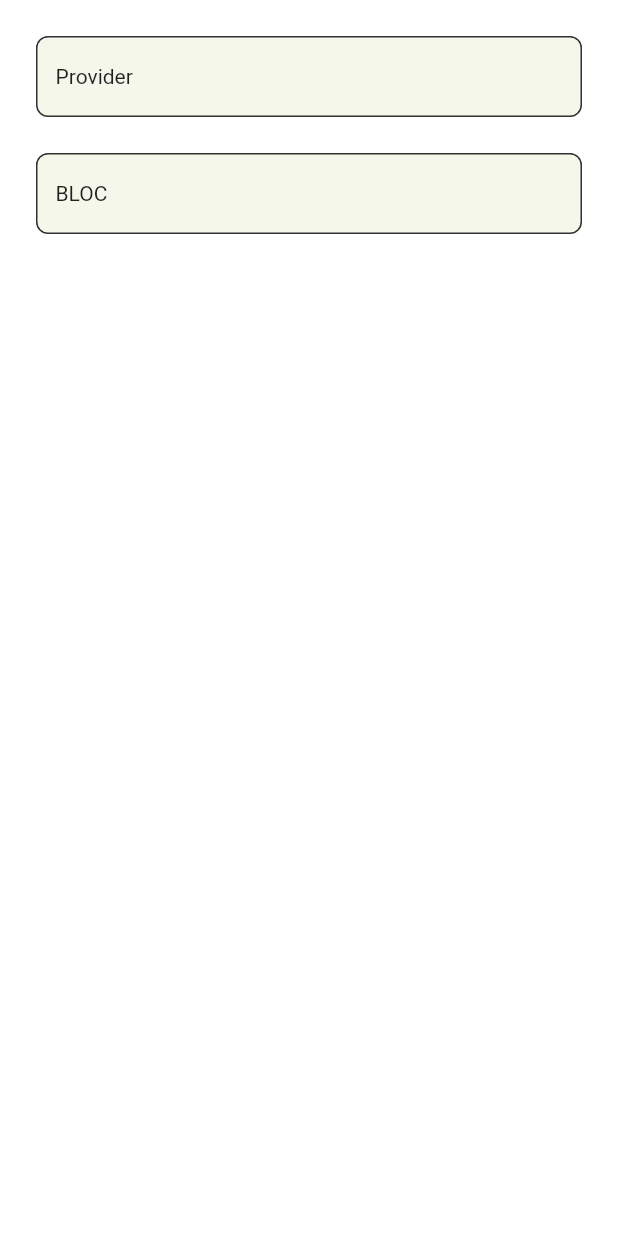
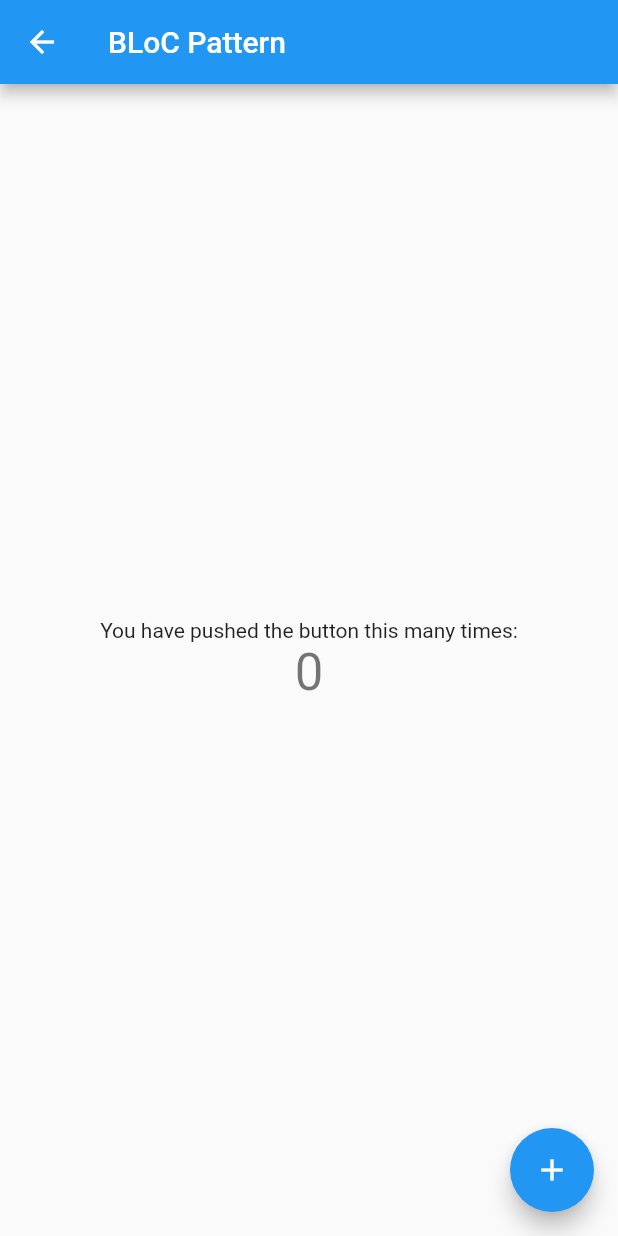
Before and after one commit to IkhwanSI13/explore_pattern, a Flutter app: the screen it shows after launch, after a tap on "BLOC", on a phone screen of 412 x 824 dp. Run offline on Flutter 3.47's test engine with Material 2 defaults, Android fonts, the phone set to English and light mode, and no system bars.

Commit message:
+ BLOC without provider

```diff
--- /dev/null
+++ b/lib/bloc/BlocActivity.dart
@@ -0,0 +1,41 @@
+import 'package:explore_pattern/bloc/bloc.dart';
+import 'package:explore_pattern/bloc/provider.dart';
+import 'package:flutter/material.dart';
+
+class BlocActivity extends StatelessWidget {
+  @override
+  Widget build(BuildContext context) {
+    print("CheckLog | BlocActivity | build method run");
+
+//    final bloc = Provider.of(context);
+    final bloc = Bloc();
+    return Scaffold(
+      appBar: AppBar(
+        title: Text("BLoC Pattern"),
+      ),
+      body: Center(
+        child: Column(
+          mainAxisAlignment: MainAxisAlignment.center,
+          children: <Widget>[
+            Text(
+              'You have pushed the button this many times:',
+            ),
+            StreamBuilder(
+              initialData: 0,
+              stream: bloc.counterValue,
+              builder: (context, snapshot) => Text(
+                '${snapshot.data}',
+                style: Theme.of(context).textTheme.display1,
+              ),
+            ),
+          ],
+        ),
+      ),
+      floatingActionButton: FloatingActionButton(
+        onPressed: bloc.increment,
+        tooltip: 'Increment',
+        child: Icon(Icons.add),
+      ),
+    );
+  }
+}
--- /dev/null
+++ b/lib/bloc/bloc.dart
@@ -0,0 +1,19 @@
+import 'dart:async';
+
+class Bloc {
+  int counter = 0;
+
+  StreamController<int> _counterController = new StreamController<int>.broadcast();
+
+  Function(int) get addCounter => _counterController.sink.add;
+
+  Stream<int> get counterValue => _counterController.stream;
+
+  increment() {
+    addCounter(++counter);
+  }
+
+  dispose() {
+    _counterController?.close();
+  }
+}
--- /dev/null
+++ b/lib/bloc/provider.dart
@@ -0,0 +1,19 @@
+import 'package:explore_pattern/bloc/bloc.dart';
+import 'package:flutter/material.dart';
+
+class Provider extends InheritedWidget {
+  final bloc = Bloc();
+
+  Provider({Key key, Widget child}) : super(key: key, child: child);
+
+  @override
+  bool updateShouldNotify(_) => true;
+
+  static Bloc of(BuildContext context) {
+//    return (context.inheritFromWidgetOfExactType(Provider) as Provider).bloc;
+    return context.dependOnInheritedWidgetOfExactType<Provider>().bloc;
+  }
+
+
+
+}
--- a/lib/main.dart
+++ b/lib/main.dart
@@ -1,3 +1,4 @@
+import 'package:explore_pattern/bloc/BlocActivity.dart';
 import 'package:explore_pattern/mainActivity.dart';
 import 'package:explore_pattern/page_route.dart';
 import 'package:explore_pattern/provider/ProviderActivity.dart';
@@ -35,6 +36,8 @@ class MyApp extends StatelessWidget {
         return CustomPageRoute(page: MultiProviderActivity());
       case linkConsumer:
         return CustomPageRoute(page: ConsumerActivity());
+      case linkBloc:
+        return CustomPageRoute(page: BlocActivity());
     }
   }
 }
```
